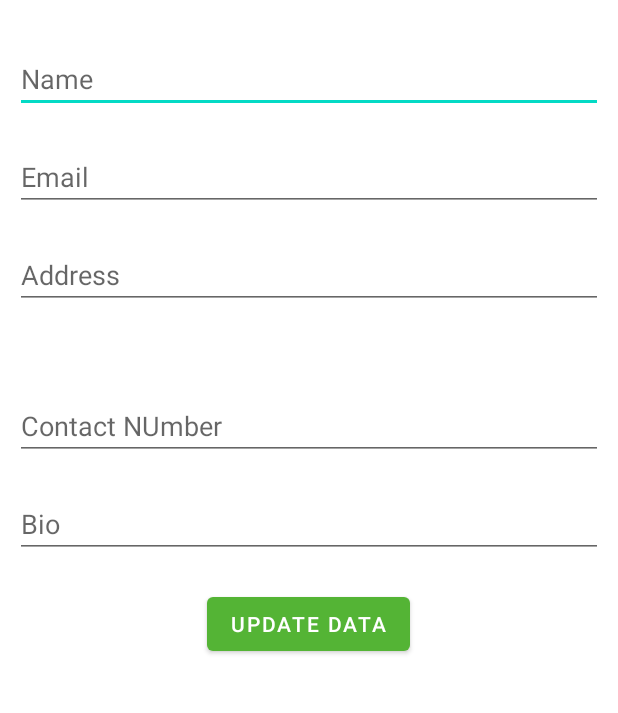
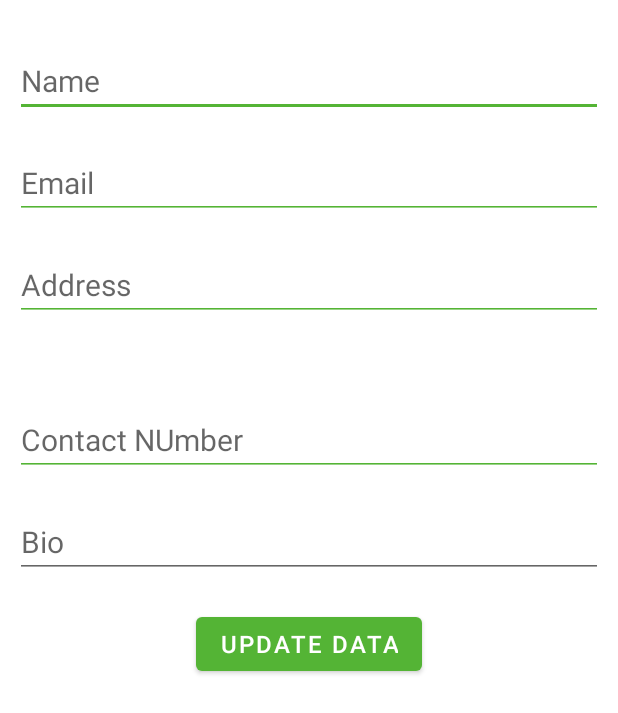
Before and after one commit to mindula-D/HopeLanka, an Android app: the layout update_dialog.xml on its own in the app's theme, with its tools: preview values and no code run, on a phone screen of 412 x 824 dp. Shown: the top 713 px of the screen. Run offline under Robolectric (Android 15) with nearby library versions, the phone set to English and light mode, and no system bars.

Commit message:
xml files changes.

```diff
--- a/app/src/main/res/layout/activity_image_edit_profile.xml
+++ b/app/src/main/res/layout/activity_image_edit_profile.xml
@@ -25,6 +25,7 @@
         android:layout_marginBottom="69dp"
         app:layout_constraintBottom_toTopOf="@+id/imageView3"
         app:layout_constraintEnd_toEndOf="parent"
+        app:layout_constraintHorizontal_bias="1.0"
         app:layout_constraintStart_toStartOf="parent"
         app:layout_constraintTop_toTopOf="parent"
         app:srcCompat="@drawable/custome_rectangle" />
--- a/app/src/main/res/layout/customer_list_item.xml
+++ b/app/src/main/res/layout/customer_list_item.xml
@@ -10,12 +10,12 @@
     >
 
     <LinearLayout
-        android:layout_width="wrap_content"
+        android:layout_width="match_parent"
         android:layout_height="wrap_content"
+        android:layout_gravity="center_vertical"
         android:gravity="center"
-        android:padding="16dp"
-        android:layout_gravity="center_vertical"
-        android:orientation="horizontal">
+        android:orientation="horizontal"
+        android:padding="16dp">
 
         <LinearLayout
             android:layout_width="wrap_content"
@@ -26,13 +26,13 @@
             <TextView
                 android:id="@+id/cuName"
                 android:layout_width="wrap_content"
-                android:layout_height="wrap_content"
-                android:text="Customer Name"
+                android:layout_height="match_parent"
                 android:layout_gravity="center"
                 android:gravity="center"
+                android:text="Customer Name"
                 android:textColor="@color/black"
                 android:textSize="30sp"
-                android:textStyle="bold"/>
+                android:textStyle="bold" />
 
         </LinearLayout>
 
--- a/app/src/main/res/layout/update_dialog.xml
+++ b/app/src/main/res/layout/update_dialog.xml
@@ -2,6 +2,7 @@
 <LinearLayout xmlns:android="http://schemas.android.com/apk/res/android"
     android:layout_width="match_parent"
     android:layout_height="match_parent"
+    android:background="@color/white"
     android:orientation="vertical"
     android:padding="10dp">
 
@@ -10,16 +11,22 @@
         android:layout_width="match_parent"
         android:layout_height="wrap_content"
         android:layout_marginTop="20dp"
+        android:backgroundTint="@color/primary"
         android:hint="Name"
-        android:inputType="textPersonName" />
+        android:inputType="textPersonName"
+        android:textColor="@color/black"
+        android:textSize="20sp" />
 
     <EditText
         android:id="@+id/update_Email_pro"
         android:layout_width="match_parent"
         android:layout_height="wrap_content"
         android:layout_marginTop="20dp"
+        android:backgroundTint="@color/primary"
         android:ems="10"
-        android:hint="Email" />
+        android:hint="Email"
+        android:textColor="@color/black"
+        android:textSize="20sp" />
 
 
     <EditText
@@ -28,9 +35,12 @@
         android:layout_height="wrap_content"
         android:layout_marginTop="20dp"
         android:layout_marginBottom="35dp"
+        android:backgroundTint="@color/primary"
         android:ems="10"
         android:hint="Address"
-        android:inputType="textPersonName" />
+        android:inputType="textPersonName"
+        android:textColor="@color/black"
+        android:textSize="20sp" />
     <!--    <Spinner-->
     <!--        android:id="@+id/type"-->
     <!--        android:layout_width="match_parent"-->
@@ -41,8 +51,11 @@
         android:layout_width="match_parent"
         android:layout_height="wrap_content"
         android:layout_marginTop="20dp"
+        android:backgroundTint="@color/primary"
         android:hint="Contact NUmber"
-        android:inputType="textPersonName" />
+        android:inputType="textPersonName"
+        android:textColor="@color/black"
+        android:textSize="20sp" />
 
     <EditText
         android:id="@+id/update_bio_pro"
@@ -50,7 +63,9 @@
         android:layout_height="wrap_content"
         android:layout_marginTop="20dp"
         android:hint="Bio"
-        android:inputType="textPersonName" />
+        android:inputType="textPersonName"
+        android:textColor="@color/black"
+        android:textSize="20sp" />
 
     <Button
         android:id="@+id/updateButton"
@@ -58,7 +73,8 @@
         android:layout_height="wrap_content"
         android:layout_gravity="center"
         android:layout_marginTop="20dp"
-        android:text="Update Data" />
+        android:text="Update Data"
+        android:textSize="16sp" />
 
 
 </LinearLayout>
```
